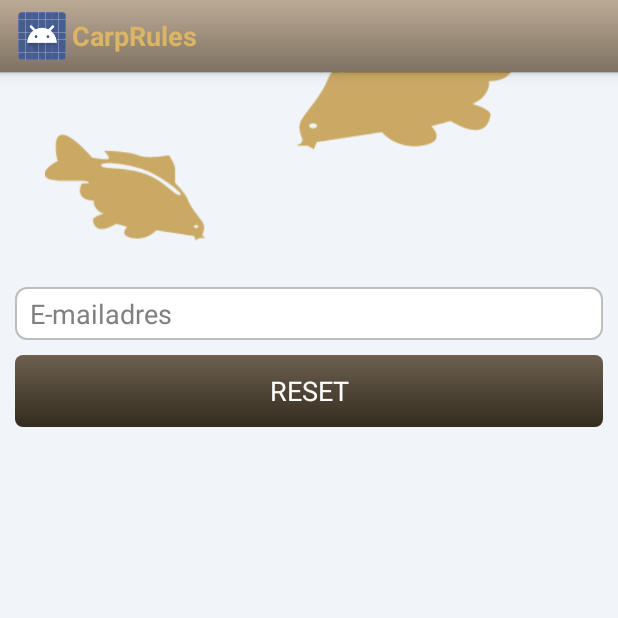
After one commit to BennetLinden/Karper_Android, an Android app: the fragment ForgotPasswordFragment shown on its own in the app's theme, on a phone screen of 412 x 824 dp, the top half of it. The commit adds this screen. Run offline under Robolectric (Android 15) with nearby library versions, the phone set to English and light mode, and no system bars.

Commit message:
Forgot Password implemented + extracting strings to R.strings

```diff
--- /dev/null
+++ b/app/src/main/java/nl/wijzijnwepps/karper/fragment/ForgotPasswordFragment.java
@@ -0,0 +1,62 @@
+package nl.wijzijnwepps.karper.fragment;
+
+import android.os.Bundle;
+import android.support.v4.app.Fragment;
+import android.view.LayoutInflater;
+import android.view.View;
+import android.view.ViewGroup;
+import android.widget.Button;
+import android.widget.EditText;
+import android.widget.RelativeLayout;
+import android.widget.Toast;
+
+import com.parse.ParseException;
+import com.parse.ParseUser;
+import com.parse.RequestPasswordResetCallback;
+
+import nl.wijzijnwepps.karper.R;
+import nl.wijzijnwepps.karper.widget.KarperDialog;
+
+
+public class ForgotPasswordFragment extends Fragment implements RequestPasswordResetCallback {
+
+    private EditText emailField;
+    private RelativeLayout overlay;
+
+    @Override
+    public View onCreateView(LayoutInflater inflater,
+                             ViewGroup container,
+                             Bundle savedInstanceState) {
+        View view = inflater.inflate(R.layout.fragment_forgot_password, container, false);
+
+        emailField = (EditText) view.findViewById(R.id.emailField);
+
+        overlay = (RelativeLayout) view.findViewById(R.id.overlay);
+        overlay.setVisibility(View.GONE);
+
+        Button loginButton = (Button) view.findViewById(R.id.buttonLogin);
+        loginButton.setOnClickListener(new View.OnClickListener() {
+            @Override
+            public void onClick(View view) {
+                overlay.setVisibility(View.VISIBLE);
+                ParseUser.requestPasswordResetInBackground(emailField.getText().toString(),ForgotPasswordFragment.this);
+            }
+        });
+        return view;
+    }
+
+    @Override
+    public void done(ParseException e) {
+        overlay.setVisibility(View.GONE);
+
+        if (e == null) {
+            // An email was successfully sent with reset
+            // instructions.
+           new KarperDialog(getActivity(),getActivity().getString(R.string.success),getActivity().getString(R.string.email_sent));
+        } else {
+            // Something went wrong. Look at the ParseException
+            // to see what's up.
+            new KarperDialog(getActivity(),getActivity().getString(R.string.fail),getActivity().getString(R.string.email_not_sent));
+        }
+    }
+}
--- /dev/null
+++ b/app/src/main/res/layout/fragment_forgot_password.xml
@@ -0,0 +1,59 @@
+<RelativeLayout xmlns:android="http://schemas.android.com/apk/res/android"
+    xmlns:tools="http://schemas.android.com/tools"
+    android:layout_width="match_parent"
+    android:layout_height="match_parent"
+    android:focusable="true"
+    android:background="@color/background_login"
+    android:focusableInTouchMode="true">
+
+    <ImageView
+        android:id="@+id/two_fish"
+        android:src="@drawable/ic_fish"
+        android:layout_width="wrap_content"
+        android:layout_height="wrap_content"
+        android:layout_marginLeft="30dp"
+        android:layout_marginRight="30dp"
+        android:layout_marginTop="-100dp"/>
+
+    <EditText
+        android:id="@+id/emailField"
+        android:layout_width="fill_parent"
+        android:layout_height="wrap_content"
+        android:inputType="textEmailAddress"
+        android:ems="10"
+        android:background="@drawable/background_input"
+        android:layout_marginLeft="10dp"
+        android:layout_marginRight="10dp"
+        android:paddingTop="5dp"
+        android:paddingBottom="5dp"
+        android:paddingLeft="10dp"
+        android:paddingRight="10dp"
+        android:hint="@string/email"
+        android:layout_below="@id/two_fish" />
+
+    <Button
+        android:id="@+id/buttonLogin"
+        android:layout_width="fill_parent"
+        android:layout_height="wrap_content"
+        android:text="@string/reset"
+        android:textColor="#FFFFFF"
+        android:background="@drawable/button_disagree"
+        android:layout_below="@+id/emailField"
+        android:layout_marginTop="10dp"
+        android:layout_marginLeft="10dp"
+        android:layout_marginRight="10dp"/>
+
+    <RelativeLayout
+        android:id="@+id/overlay"
+        android:visibility="gone"
+        android:layout_width="fill_parent"
+        android:layout_height="fill_parent"
+        android:background="@color/overlay">
+
+        <ProgressBar
+            android:layout_width="50dp"
+            android:layout_height="50dp"
+            android:layout_centerInParent="true"/>
+    </RelativeLayout>
+
+</RelativeLayout>
--- a/app/src/main/res/values/strings.xml
+++ b/app/src/main/res/values/strings.xml
@@ -5,13 +5,31 @@
     <string name="drawer_open">Drawer Open</string>
     <string name="drawer_close">Drawer Closed</string>
     <string name="action_search">Zoek</string>
-    <string name="disagree">I DISAGREE</string>
-    <string name="agree">I AGREE</string>
+    <string name="disagree">AFWIJZEN</string>
+    <string name="agree">AKKOORD</string>
     <string name="name">Naam</string>
     <string name="email">E-mailadres</string>
     <string name="password">Wachtwoord</string>
     <string name="login">LOGIN</string>
     <string name="app_id">1555786221344482</string>
     <string name="register">Aanmelden</string>
+    <string name="reset">RESET</string>
+    <string name="success">Succes</string>
+    <string name="fail">Mislukt</string>
+    <string name="email_sent">Er is u een email toegestuurd om uw wachtwoord te veranderen.</string>
+    <string name="email_not_sent">Er iets mis gegaan. Heeft u uw e-mailadres juist ingevoerd?</string>
+    <string name="login_failed">Login mislukt</string>
+    <string name="login_failed_text">Onjuiste combinatie van gebruikersnaam en wachtwoord.</string>
+    <string name="register_failed">Aanmelden mislukt</string>
+    <string name="register_failed_text">Heeft u een geldig e-mailadres opgegeven? Of bestaat er al een account met dit e-mailadres?</string>
+
+    <string name="empty_password">Leeg wachtwoord</string>
+    <string name="empty_password_text">Het wachtwoord mag niet leeg zijn</string>
+    <string name="empty_email">Geen emailadres</string>
+    <string name="empty_email_text">Vul aub een geldig emailadres in</string>
+    <string name="empty_name_text">Vul aub een gebruikersnaam in</string>
+    <string name="empty_name">Geen naam</string>
+
+    <string name="register_title">Aanmelden</string>
 
 </resources>
```
Also changed, not shown: app/src/main/java/nl/wijzijnwepps/karper/activity/RegisterActivity.java (+5 -5 lines), app/src/main/java/nl/wijzijnwepps/karper/fragment/LoginFragment.java (+17 -3 lines), 1 other file.
